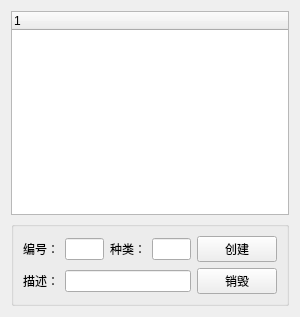
The window that plugins/ctk_war_ui/ArmyListWgt.ui (shamozhishu/zoo) describes before a commit, drawn with Qt 5.
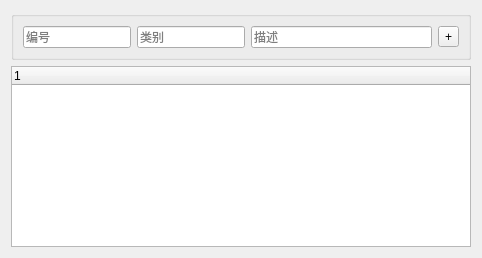
The same window after the commit. Custom widgets are drawn as their Qt base class.

Patch:
```diff
--- a/plugins/ctk_war_ui/ArmyListWgt.ui
+++ b/plugins/ctk_war_ui/ArmyListWgt.ui
@@ -6,8 +6,8 @@
    <rect>
     <x>0</x>
     <y>0</y>
-    <width>300</width>
-    <height>317</height>
+    <width>482</width>
+    <height>258</height>
    </rect>
   </property>
   <property name="sizePolicy">
@@ -19,52 +19,15 @@
   <property name="windowTitle">
    <string>Form</string>
   </property>
-  <layout class="QGridLayout" name="gridLayout_2">
+  <layout class="QGridLayout" name="gridLayout">
    <item row="0" column="0">
-    <widget class="QTreeWidget" name="treeWidget">
-     <property name="sizePolicy">
-      <sizepolicy hsizetype="Preferred" vsizetype="Expanding">
-       <horstretch>0</horstretch>
-       <verstretch>0</verstretch>
-      </sizepolicy>
-     </property>
-     <property name="editTriggers">
-      <set>QAbstractItemView::EditKeyPressed</set>
-     </property>
-     <property name="expandsOnDoubleClick">
-      <bool>false</bool>
-     </property>
-     <attribute name="headerVisible">
-      <bool>true</bool>
-     </attribute>
-     <column>
-      <property name="text">
-       <string notr="true">1</string>
-      </property>
-     </column>
-    </widget>
-   </item>
-   <item row="1" column="0">
     <widget class="QGroupBox" name="groupBox">
      <property name="title">
       <string/>
      </property>
-     <layout class="QGridLayout" name="gridLayout">
-      <item row="0" column="0">
+     <layout class="QVBoxLayout" name="verticalLayout">
+      <item>
        <layout class="QHBoxLayout" name="horizontalLayout_2">
-        <item>
-         <widget class="QLabel" name="label">
-          <property name="sizePolicy">
-           <sizepolicy hsizetype="Fixed" vsizetype="Fixed">
-            <horstretch>0</horstretch>
-            <verstretch>0</verstretch>
-           </sizepolicy>
-          </property>
-          <property name="text">
-           <string>编号：</string>
-          </property>
-         </widget>
-        </item>
         <item>
          <widget class="QLineEdit" name="lineEdit_id">
           <property name="sizePolicy">
@@ -73,18 +36,8 @@
             <verstretch>0</verstretch>
            </sizepolicy>
           </property>
-         </widget>
-        </item>
-        <item>
-         <widget class="QLabel" name="label_2">
-          <property name="sizePolicy">
-           <sizepolicy hsizetype="Fixed" vsizetype="Fixed">
-            <horstretch>0</horstretch>
-            <verstretch>0</verstretch>
-           </sizepolicy>
-          </property>
-          <property name="text">
-           <string>种类：</string>
+          <property name="placeholderText">
+           <string>编号</string>
           </property>
          </widget>
         </item>
@@ -96,56 +49,72 @@
             <verstretch>0</verstretch>
            </sizepolicy>
           </property>
-         </widget>
-        </item>
-       </layout>
-      </item>
-      <item row="0" column="1">
-       <widget class="QPushButton" name="pushButton_create">
-        <property name="text">
-         <string>创建</string>
-        </property>
-       </widget>
-      </item>
-      <item row="1" column="0">
-       <layout class="QHBoxLayout" name="horizontalLayout_3">
-        <item>
-         <widget class="QLabel" name="label_3">
-          <property name="sizePolicy">
-           <sizepolicy hsizetype="Fixed" vsizetype="Fixed">
-            <horstretch>0</horstretch>
-            <verstretch>0</verstretch>
-           </sizepolicy>
-          </property>
-          <property name="text">
-           <string>描述：</string>
+          <property name="placeholderText">
+           <string>类别</string>
           </property>
          </widget>
         </item>
         <item>
          <widget class="QLineEdit" name="lineEdit_desc">
           <property name="sizePolicy">
-           <sizepolicy hsizetype="Preferred" vsizetype="Fixed">
+           <sizepolicy hsizetype="Expanding" vsizetype="Fixed">
             <horstretch>0</horstretch>
             <verstretch>0</verstretch>
            </sizepolicy>
           </property>
+          <property name="placeholderText">
+           <string>描述</string>
+          </property>
          </widget>
         </item>
-       </layout>
-      </item>
-      <item row="1" column="1">
-       <widget class="QPushButton" name="pushButton_destroy">
+        <item>
+         <widget class="QToolButton" name="toolButton">
+          <property name="toolTip">
+           <string>创建实体</string>
+          </property>
         <property name="text">
-         <string>销毁</string>
-        </property>
+           <string>+</string>
+          </property>
+          <property name="autoRaise">
+           <bool>false</bool>
+          </property>
        </widget>
       </item>
      </layout>
+      </item>
+     </layout>
     </widget>
    </item>
+   <item row="1" column="0">
+    <widget class="ArmyTreeWgt" name="treeWidget">
+     <property name="editTriggers">
+      <set>QAbstractItemView::EditKeyPressed</set>
+     </property>
+     <property name="dragEnabled">
+      <bool>true</bool>
+     </property>
+     <property name="dragDropMode">
+      <enum>QAbstractItemView::InternalMove</enum>
+     </property>
+     <property name="expandsOnDoubleClick">
+      <bool>false</bool>
+     </property>
+     <column>
+      <property name="text">
+       <string notr="true">1</string>
+      </property>
+     </column>
+    </widget>
+   </item>
   </layout>
  </widget>
+ <customwidgets>
+  <customwidget>
+   <class>ArmyTreeWgt</class>
+   <extends>QTreeWidget</extends>
+   <header>ArmyListWgt.h</header>
+  </customwidget>
+ </customwidgets>
  <resources/>
  <connections/>
 </ui>
```
Lines whose indentation alone changed are shown as unchanged.
